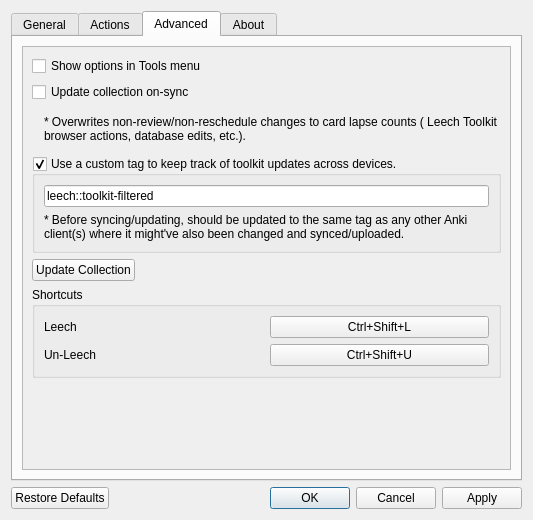
Above: res/ui/options_dialog.ui from iamjustkoi/LeechToolkit before the change. Below: the same form after it.
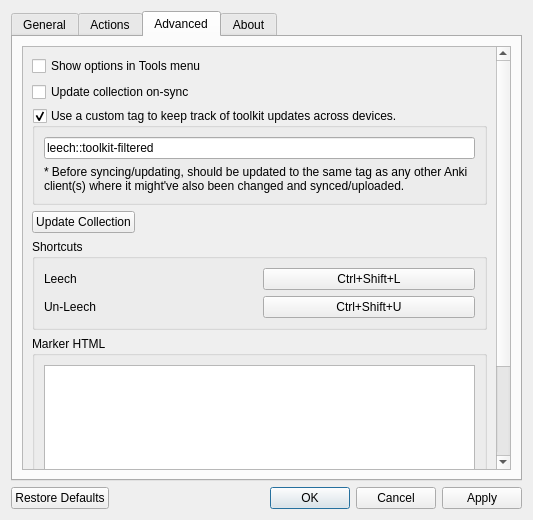
That is the form after the change. The open tabs and pages were chosen to show the change. Icons and pictures are not drawn.

Commit message: Added a marker HTML option to the advanced tab.

The edit to the form file:
```diff
--- a/res/ui/options_dialog.ui
+++ b/res/ui/options_dialog.ui
@@ -267,8 +267,8 @@
            <rect>
             <x>0</x>
             <y>0</y>
-            <width>489</width>
-            <height>314</height>
+            <width>472</width>
+            <height>513</height>
            </rect>
           </property>
           <property name="sizePolicy">
@@ -302,19 +302,6 @@
              </property>
             </widget>
            </item>
-           <item>
-            <widget class="QLabel" name="label_2">
-             <property name="text">
-              <string>* Overwrites non-review/non-reschedule changes to card lapse counts ( Leech Toolkit browser actions, database edits, etc.). </string>
-             </property>
-             <property name="wordWrap">
-              <bool>true</bool>
-             </property>
-             <property name="indent">
-              <number>12</number>
-             </property>
-            </widget>
-           </item>
            <item>
             <widget class="QGroupBox" name="syncTagCheckbox">
              <property name="toolTip">
@@ -409,6 +396,21 @@
              </layout>
             </widget>
            </item>
+           <item>
+            <widget class="QGroupBox" name="markHtmlGroupbox">
+             <property name="toolTip">
+              <string>Set some custom HTML for how the marker for leech/almost leech cards shows up during reviews.</string>
+             </property>
+             <property name="title">
+              <string>Marker HTML</string>
+             </property>
+             <layout class="QVBoxLayout" name="verticalLayout_9">
+              <item>
+               <widget class="QTextEdit" name="markHtmlTextEdit"/>
+              </item>
+             </layout>
+            </widget>
+           </item>
           </layout>
          </widget>
         </widget>
```
Left out of the diff: 6 changed lines with no effect on the pictures. The commit also changes 2 other files.
